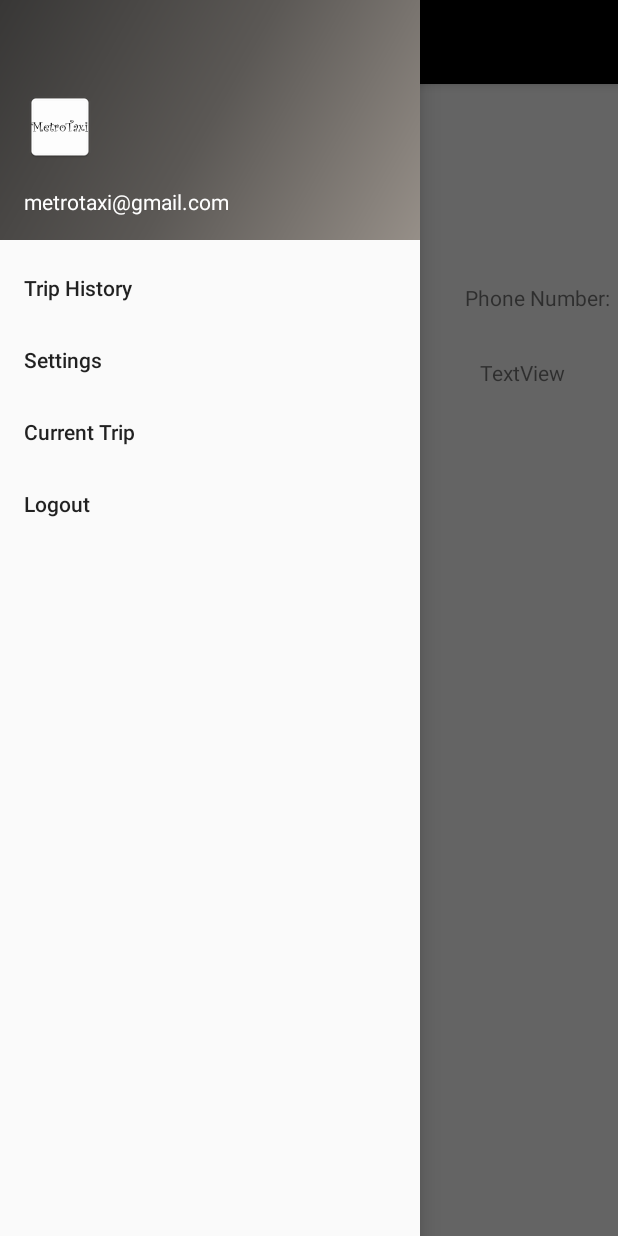
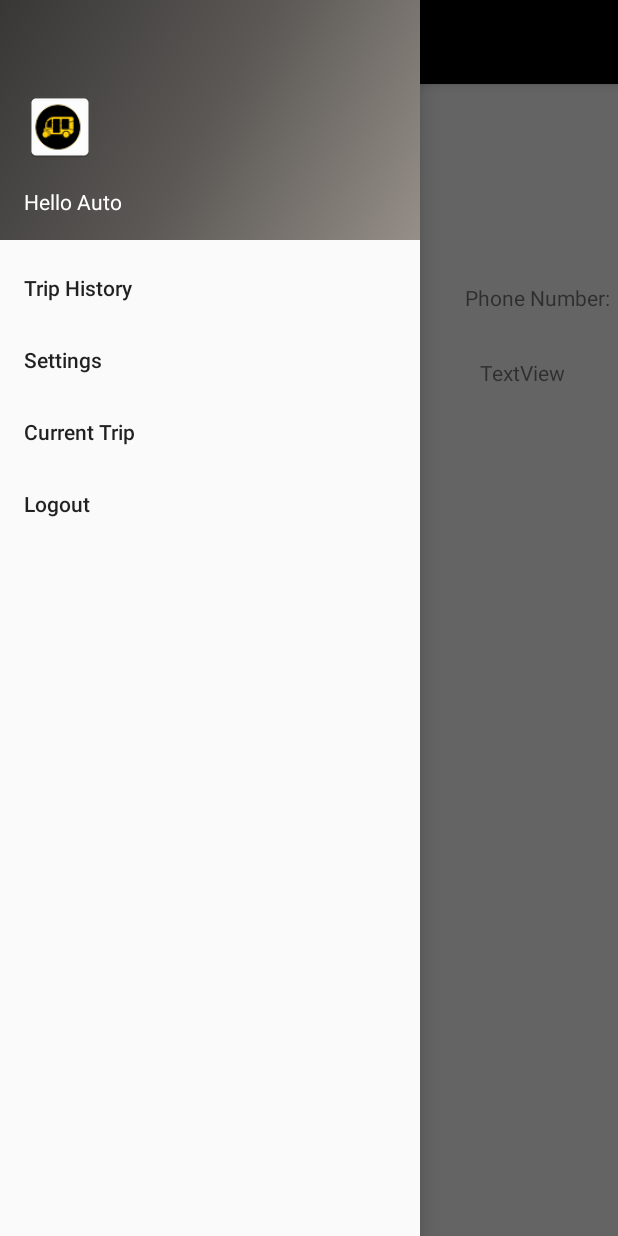
Before and after one commit to rimonrpallan3/TaxiApp, an Android app: the DriverAlertActivity screen opened directly, with no data from a screen before it, with the side drawer open, on a phone screen of 412 x 824 dp. Run offline under Robolectric (Android 15) with nearby library versions, the phone set to English and light mode, and no system bars.

Commit message:
Icon Change

```diff
--- a/app/src/main/res/layout/nav_header_metrotaxi_user.xml
+++ b/app/src/main/res/layout/nav_header_metrotaxi_user.xml
@@ -23,7 +23,7 @@
         android:layout_width="match_parent"
         android:layout_height="wrap_content"
         android:paddingTop="@dimen/nav_header_vertical_spacing"
-        android:text="metrotaxi@gmail.com"
+        android:text="Hello Auto"
         android:textAppearance="@style/TextAppearance.AppCompat.Body1" />
 
     <!--<TextView-->
```
Also changed, not shown: app/src/main/ic_launcher-web.png, app/src/main/res/mipmap-hdpi/ic_launcher.png, app/src/main/res/mipmap-mdpi/ic_launcher.png, app/src/main/res/mipmap-xhdpi/ic_launcher.png, app/src/main/res/mipmap-xxhdpi/ic_launcher.png, app/src/main/res/mipmap-xxxhdpi/ic_launcher.png.
